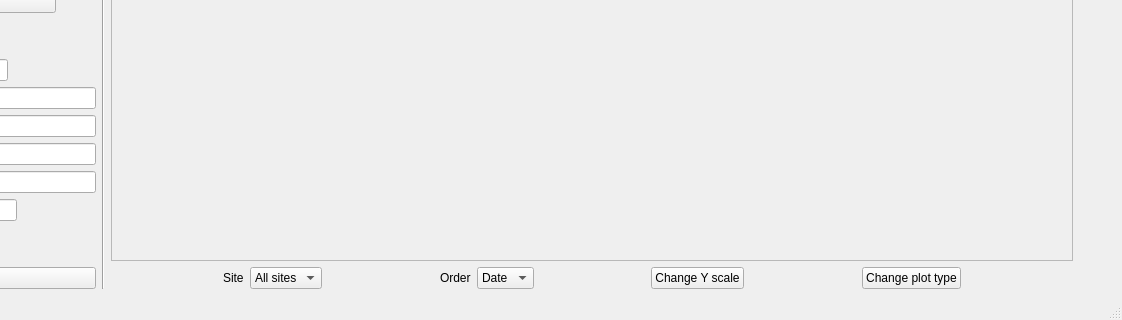
Above: ui/main.ui from Unvire/DataAnalyzer before the change; both pictures show x 289 to 1411 and y 489 to 809 of the 1411 by 809 pixel window. Below: the same form after it.
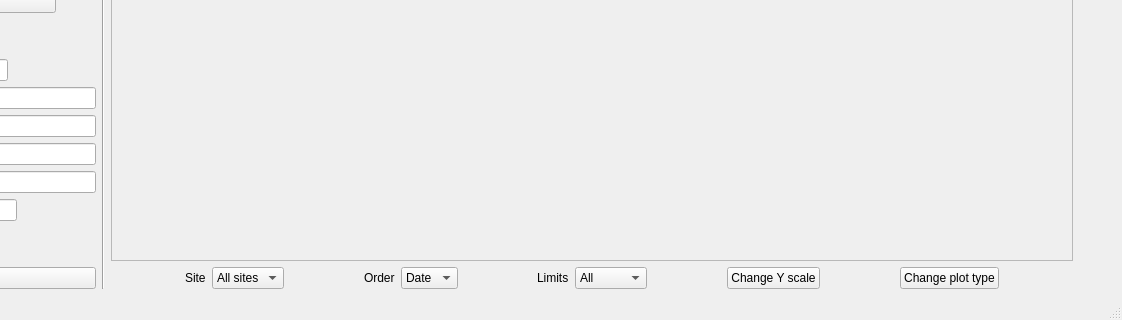
That is the form after the change.

Commit message: adds new combobox to slect desired limits

Diff of the .ui file:
```diff
--- a/ui/main.ui
+++ b/ui/main.ui
@@ -834,6 +834,45 @@
             </item>
            </widget>
           </item>
+          <item>
+           <spacer name="horizontalSpacer_25">
+            <property name="orientation">
+             <enum>Qt::Horizontal</enum>
+            </property>
+            <property name="sizeHint" stdset="0">
+             <size>
+              <width>40</width>
+              <height>20</height>
+             </size>
+            </property>
+           </spacer>
+          </item>
+          <item>
+           <widget class="QLabel" name="limitsLabel">
+            <property name="text">
+             <string>Limits</string>
+            </property>
+           </widget>
+          </item>
+          <item>
+           <widget class="QComboBox" name="selectLimitsComboBox">
+            <item>
+             <property name="text">
+              <string>All</string>
+             </property>
+            </item>
+            <item>
+             <property name="text">
+              <string>Oldest</string>
+             </property>
+            </item>
+            <item>
+             <property name="text">
+              <string>Newest</string>
+             </property>
+            </item>
+           </widget>
+          </item>
           <item>
            <spacer name="horizontalSpacer_18">
             <property name="orientation">
```
Left out of the diff: 2 changed lines with no effect on the pictures. The commit also changes 2 other files.
